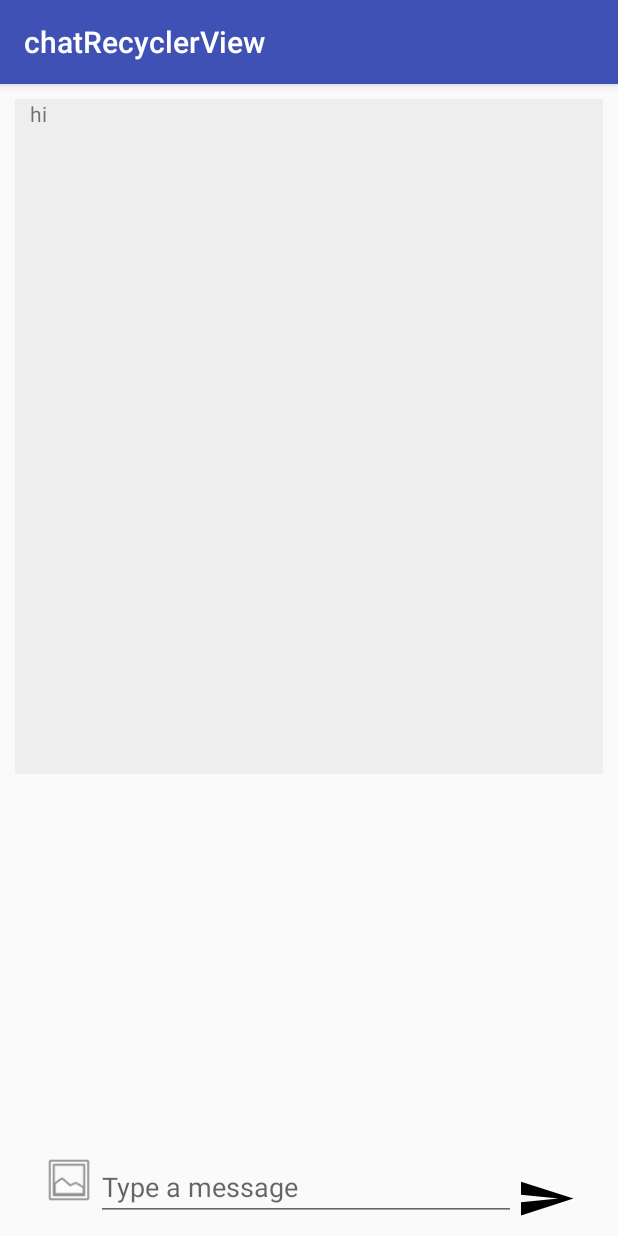
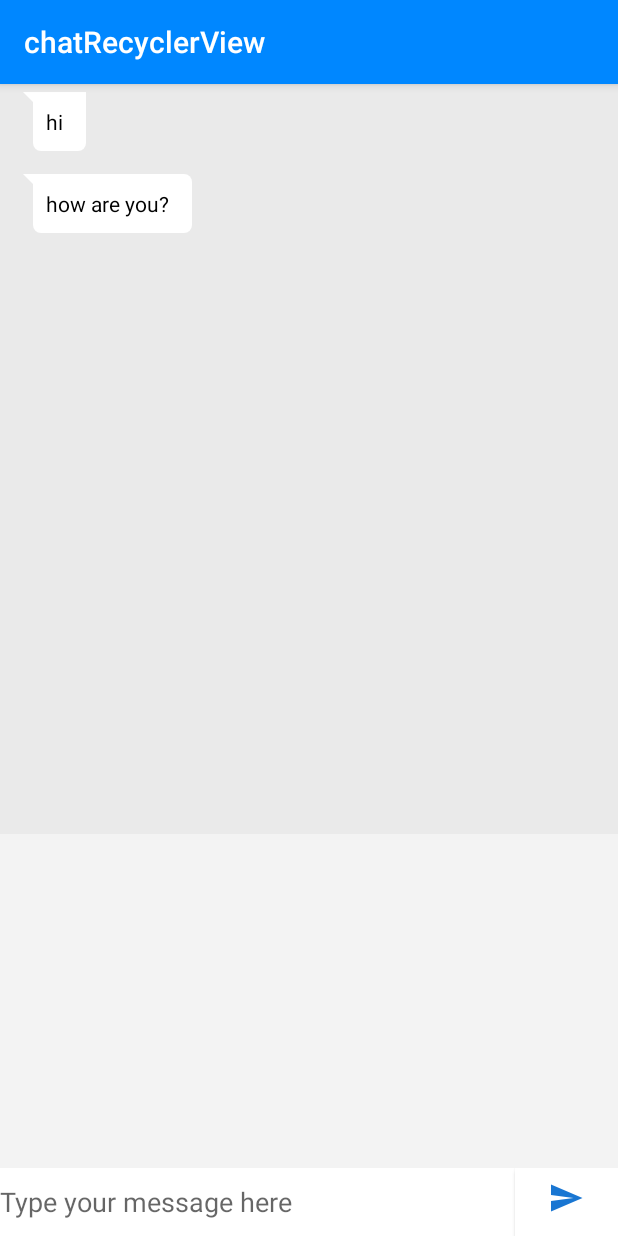
Before and after one commit to Shriram-Balaji/Project-Reboot, an Android app: the screen it shows after launch (MainActivity), after a tap on an icon or button, on a phone screen of 412 x 824 dp. Run offline under Robolectric (Android 15) with nearby library versions, the phone set to English and light mode, and no system bars.

Commit message:
Chat with UI design

```diff
--- a/chatRecyclerView/app/src/main/java/com/example/android/chatrecyclerview/MainActivity.java
+++ b/chatRecyclerView/app/src/main/java/com/example/android/chatrecyclerview/MainActivity.java
@@ -18,7 +18,9 @@ public class MainActivity extends AppCompatActivity {
         setContentView(R.layout.activity_main);
         final ArrayList<Boolean> sent=new ArrayList<Boolean>();
         final ArrayList<String> messages=new ArrayList<String>();
-        messages.add("hi");
+        messages.add("hi");   //these will be the only received message
+        sent.add(false);
+        messages.add("how are you?");
         sent.add(false);
         RecyclerView recyclerView= (RecyclerView) findViewById(R.id.recycler_view);
         final RecyclerAdapter adapter=new RecyclerAdapter(sent,messages);
@@ -31,9 +33,12 @@ public class MainActivity extends AppCompatActivity {
             @Override
             public void onClick(View v) {
                 EditText msg=(EditText)findViewById(R.id.messageEditText);
-                messages.add(msg.getText().toString());
-                sent.add(true);
-                adapter.notifyDataSetChanged();
+                if(!msg.getText().toString().equals("")&&msg.getText().toString().length()<150) {
+                    messages.add(msg.getText().toString());
+                    sent.add(true);
+                    adapter.notifyDataSetChanged();
+                    msg.setText("");
+                }
             }
         });
     }
--- /dev/null
+++ b/chatRecyclerView/app/src/main/res/drawable/ic_left_chat_bubble.xml
@@ -0,0 +1,21 @@
+<?xml version="1.0" encoding="utf-8"?>
+<layer-list xmlns:android="http://schemas.android.com/apk/res/android">
+    <item>
+        <rotate
+            android:fromDegrees="-45"
+            android:pivotX="0%"
+            android:pivotY="0%"
+            android:toDegrees="0" >
+            <shape android:shape="rectangle" >
+                <solid android:color="@android:color/white" />
+            </shape>
+
+        </rotate>
+    </item>
+    <item android:left="7dp">
+        <shape android:shape="rectangle" >
+            <solid android:color="@android:color/white" />
+            <corners android:radius="5dp" />
+        </shape>
+    </item>
+</layer-list>
--- /dev/null
+++ b/chatRecyclerView/app/src/main/res/drawable/ic_right_chat_bubble.xml
@@ -0,0 +1,21 @@
+<?xml version="1.0" encoding="utf-8"?>
+<layer-list xmlns:android="http://schemas.android.com/apk/res/android">
+    <item>
+        <rotate
+            android:fromDegrees="45"
+            android:pivotX="100%"
+            android:pivotY="0%"
+            android:toDegrees="0" >
+            <shape android:shape="rectangle" >
+                <solid android:color="@color/primary_light" />
+            </shape>
+
+        </rotate>
+    </item>
+    <item android:right="7dp">
+        <shape android:shape="rectangle" >
+            <solid android:color="@color/primary_light" />
+            <corners android:radius="5dp" />
+        </shape>
+    </item>
+</layer-list>
--- a/chatRecyclerView/app/src/main/res/layout/activity_main.xml
+++ b/chatRecyclerView/app/src/main/res/layout/activity_main.xml
@@ -4,52 +4,51 @@
     xmlns:tools="http://schemas.android.com/tools"
     android:layout_width="match_parent"
     android:layout_height="match_parent"
+    android:background="@color/greyText"
     tools:context="com.example.android.chatrecyclerview.MainActivity">
 
     <android.support.v7.widget.RecyclerView
         android:layout_width="match_parent"
-        android:layout_height="450dp"
+        android:layout_height="500dp"
         android:id="@+id/recycler_view"
         android:scrollbars="vertical"
-        android:background="#EEE"
+        android:background="#eaeaea"
         android:layout_centerInParent="true"
         android:layout_alignParentTop="true"
-        android:layout_margin="10dp">
+        android:padding="5dp">
 
     </android.support.v7.widget.RecyclerView>
 
     <LinearLayout
-        android:id="@+id/linearLayout"
-        android:layout_width="wrap_content"
-        android:layout_height="wrap_content"
-        android:orientation="horizontal"
-        android:layout_centerInParent="true"
+        android:layout_width="match_parent"
+        android:layout_height="45dp"
         android:layout_alignParentBottom="true"
-        android:layout_marginBottom="10dp">
-
-        <ImageButton
-            android:id="@+id/photoPickerButton"
-            android:layout_width="36dp"
-            android:layout_height="36dp"
-            android:background="@android:drawable/ic_menu_gallery" />
+        android:layout_alignParentStart="true"
+        android:orientation="horizontal">
 
         <EditText
             android:id="@+id/messageEditText"
-            android:layout_width="280dp"
-            android:layout_height="wrap_content"
-            android:layout_gravity="center_vertical"
-            android:layout_weight="1"
-            android:hint="Type a message"/>
+            android:layout_width="0dp"
+            android:layout_height="match_parent"
+            android:background="@android:color/white"
+            android:textColor="@android:color/black"
+            android:layout_weight="5"
+            android:inputType="textShortMessage"
+            android:hint="Type your message here" />
 
         <Button
             android:id="@+id/sendButton"
-            android:layout_width="40dp"
-            android:layout_height="30dp"
-            android:layout_gravity="bottom"
-            android:enabled="true"
-            android:background="@drawable/ic_send_black_24dp"
-            />
+            android:layout_width="0dp"
+            android:layout_height="match_parent"
+            android:background="@android:color/white"
+            android:drawableTop="@drawable/ic_send_blue_700_24dp"
+            android:paddingTop="8dp"
+            android:layout_gravity="end"
+            android:layout_weight="1" />
 
     </LinearLayout>
 
+
+
+
 </RelativeLayout>
--- a/chatRecyclerView/app/src/main/res/layout/left_layout.xml
+++ b/chatRecyclerView/app/src/main/res/layout/left_layout.xml
@@ -6,6 +6,14 @@
     android:layout_height="wrap_content"
     android:layout_alignParentStart="true"
     android:id="@+id/received_text_view"
-    android:gravity="start"
-    android:layout_marginStart="10dp"/>
+    android:textColor="@android:color/black"
+    android:gravity="fill"
+    android:layout_marginLeft="10dp"
+    android:maxWidth="220dp"
+    android:paddingEnd="15dp"
+    android:paddingTop="10dp"
+    android:paddingBottom="10dp"
+    android:paddingLeft="15dp"
+    android:layout_marginBottom="15dp"
+    android:background="@drawable/ic_left_chat_bubble"/>
 </RelativeLayout>
--- a/chatRecyclerView/app/src/main/res/layout/right_layout.xml
+++ b/chatRecyclerView/app/src/main/res/layout/right_layout.xml
@@ -7,6 +7,16 @@
         android:layout_height="wrap_content"
         android:layout_alignParentEnd="true"
         android:id="@+id/sent_text_view"
-        android:gravity="end"
-        android:layout_marginEnd="10dp"/>
+        android:text="Hello"
+        android:textColor="@color/colorPrimaryDark"
+        android:gravity="fill"
+        android:layout_marginEnd="10dp"
+        android:layout_marginTop="10dp"
+        android:layout_marginBottom="15dp"
+        android:maxWidth="220dp"
+        android:paddingEnd="15dp"
+        android:paddingTop="10dp"
+        android:paddingBottom="10dp"
+        android:paddingLeft="15dp"
+        android:background="@drawable/ic_right_chat_bubble"/>
 </RelativeLayout>
--- a/chatRecyclerView/app/src/main/res/values/colors.xml
+++ b/chatRecyclerView/app/src/main/res/values/colors.xml
@@ -1,6 +1,10 @@
 <?xml version="1.0" encoding="utf-8"?>
 <resources>
-    <color name="colorPrimary">#3F51B5</color>
-    <color name="colorPrimaryDark">#303F9F</color>
-    <color name="colorAccent">#FF4081</color>
+    <color name="colorPrimary">#0087ff</color>
+    <color name="colorPrimaryDark">#00549f</color>
+    <color name="colorAccent">#0ed49f</color>
+    <color name="white">#FFFFFF</color>
+    <color name="greyText">#F3F3F3</color>
+    <color name="black">#000</color>
+    <color name="primary_light">#bbdefb</color>
 </resources>
```
Also changed, not shown: chatRecyclerView/app/src/main/res/drawable-hdpi/ic_attach_file_blue_700_24dp.png (added), chatRecyclerView/app/src/main/res/drawable-hdpi/ic_send_blue_700_24dp.png (added), chatRecyclerView/app/src/main/res/drawable-mdpi/ic_attach_file_blue_700_24dp.png (added), chatRecyclerView/app/src/main/res/drawable-mdpi/ic_send_blue_700_24dp.png (added), chatRecyclerView/app/src/main/res/drawable-xhdpi/ic_attach_file_blue_700_24dp.png (added), chatRecyclerView/app/src/main/res/drawable-xhdpi/ic_send_blue_700_24dp.png (added), chatRecyclerView/app/src/main/res/drawable-xxhdpi/ic_attach_file_blue_700_24dp.png (added), chatRecyclerView/app/src/main/res/drawable-xxhdpi/ic_send_blue_700_24dp.png (added), chatRecyclerView/app/src/main/res/drawable-xxxhdpi/ic_attach_file_blue_700_24dp.png (added), chatRecyclerView/app/src/main/res/drawable-xxxhdpi/ic_send_blue_700_24dp.png (added).
